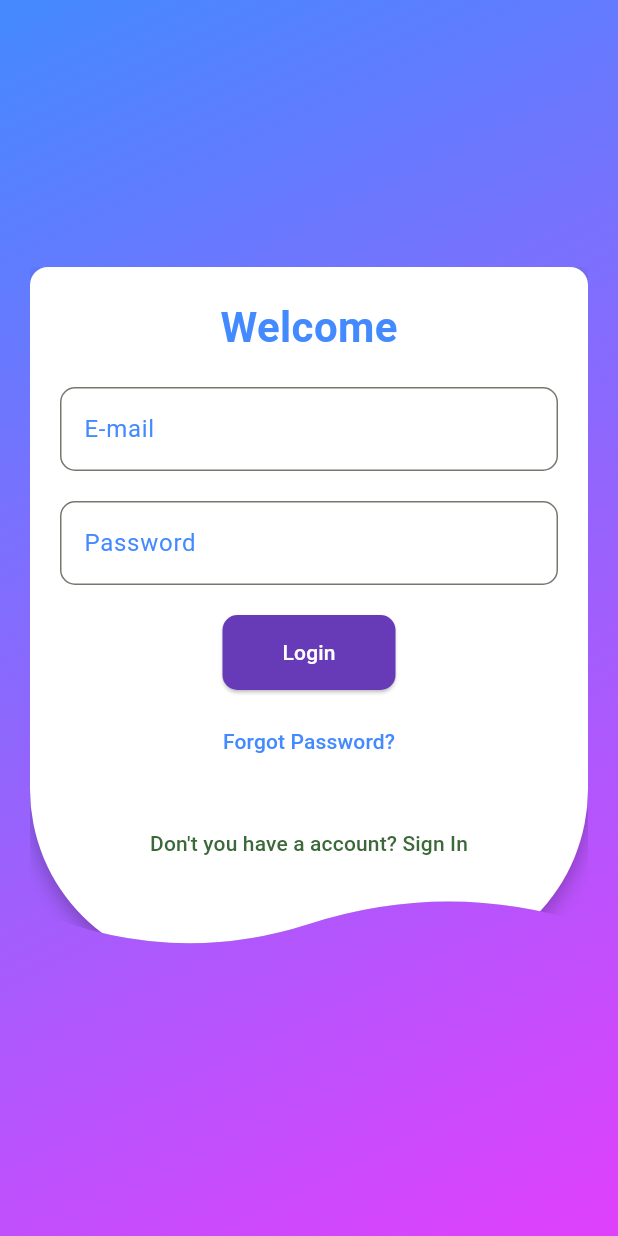
After one commit to duyguerogluu/login_ui, a Flutter app: the LoginThree screen opened directly, on a phone screen of 412 x 824 dp. The commit adds this screen. Run offline on Flutter 3.47's test engine with Material 3 defaults, Android fonts, the phone set to English and light mode, and no system bars; network calls fail.

Commit message:
added three and four

```diff
--- /dev/null
+++ b/lib/login_three.dart
@@ -0,0 +1,152 @@
+import 'package:flutter/material.dart';
+
+class LoginThree extends StatelessWidget {
+  const LoginThree({super.key});
+
+  @override
+  Widget build(BuildContext context) {
+    return Scaffold(
+      body: Stack(
+        children: [
+          Container(
+            decoration: const BoxDecoration(
+              gradient: LinearGradient(
+                colors: [Colors.blueAccent, Colors.purpleAccent],
+                begin: Alignment.topLeft,
+                end: Alignment.bottomRight,
+              ),
+            ),
+          ),
+          Center(
+            child: SingleChildScrollView(
+              padding: const EdgeInsets.all(20),
+              child: ClipPath(
+                clipper: WaveClipper(),
+                child: Container(
+                  decoration: const BoxDecoration(
+                    borderRadius: BorderRadius.only(
+                      topLeft: Radius.circular(12),
+                      topRight: Radius.circular(12),
+                      bottomLeft: Radius.circular(120),
+                      bottomRight: Radius.circular(120),
+                    ),
+                    gradient: LinearGradient(
+                      colors: [
+                        Colors.white,
+                        Color.fromRGBO(255, 255, 255, 1),
+                      ],
+                    ),
+                    boxShadow: [
+                      BoxShadow(
+                        color: Colors.black26,
+                        blurRadius: 10,
+                        offset: Offset(0, 5),
+                      ),
+                    ],
+                  ),
+                  padding: const EdgeInsets.all(20),
+                  child: Column(
+                    mainAxisSize: MainAxisSize.min,
+                    children: [
+                      const Text(
+                        'Welcome',
+                        style: TextStyle(
+                          fontSize: 28,
+                          fontWeight: FontWeight.bold,
+                          color: Colors.blueAccent,
+                        ),
+                      ),
+                      const SizedBox(height: 20),
+                      TextField(
+                        decoration: InputDecoration(
+                          labelText: 'E-mail',
+                          labelStyle: const TextStyle(color: Colors.blueAccent),
+                          border: OutlineInputBorder(
+                            borderRadius: BorderRadius.circular(10),
+                            borderSide:
+                                const BorderSide(color: Colors.blueAccent),
+                          ),
+                          focusedBorder: OutlineInputBorder(
+                            borderRadius: BorderRadius.circular(10),
+                            borderSide:
+                                const BorderSide(color: Colors.blueAccent),
+                          ),
+                        ),
+                      ),
+                      const SizedBox(height: 20),
+                      TextField(
+                        obscureText: true,
+                        decoration: InputDecoration(
+                          labelText: 'Password',
+                          labelStyle: const TextStyle(color: Colors.blueAccent),
+                          border: OutlineInputBorder(
+                            borderRadius: BorderRadius.circular(10),
+                            borderSide:
+                                const BorderSide(color: Colors.blueAccent),
+                          ),
+                          focusedBorder: OutlineInputBorder(
+                            borderRadius: BorderRadius.circular(10),
+                            borderSide:
+                                const BorderSide(color: Colors.blueAccent),
+                          ),
+                        ),
+                      ),
+                      const SizedBox(height: 20),
+                      ElevatedButton(
+                        onPressed: () {},
+                        style: ElevatedButton.styleFrom(
+                          padding: const EdgeInsets.symmetric(
+                              horizontal: 40, vertical: 15),
+                          shape: RoundedRectangleBorder(
+                            borderRadius: BorderRadius.circular(10),
+                          ),
+                          backgroundColor: Colors.deepPurple,
+                          foregroundColor: Colors.white,
+                        ),
+                        child: const Text('Login'),
+                      ),
+                      const SizedBox(height: 10),
+                      TextButton(
+                        onPressed: () {},
+                        child: const Text(
+                          'Forgot Password?',
+                          style: TextStyle(color: Colors.blueAccent),
+                        ),
+                      ),
+                      const SizedBox(height: 20),
+                      TextButton(
+                        onPressed: () {},
+                        child: const Text("Don't you have a account? Sign In"),
+                      ),
+                      const SizedBox(height: 40),
+                    ],
+                  ),
+                ),
+              ),
+            ),
+          ),
+        ],
+      ),
+    );
+  }
+}
+
+class WaveClipper extends CustomClipper<Path> {
+  @override
+  Path getClip(Size size) {
+    var path = Path();
+    path.lineTo(0, size.height - 40);
+    path.quadraticBezierTo(
+        size.width / 4, size.height, size.width / 2, size.height - 30);
+    path.quadraticBezierTo(
+        size.width * 3 / 4, size.height - 60, size.width, size.height - 30);
+    path.lineTo(size.width, 0);
+    path.close();
+    return path;
+  }
+
+  @override
+  bool shouldReclip(CustomClipper<Path> oldClipper) {
+    return true;
+  }
+}
--- a/lib/main.dart
+++ b/lib/main.dart
@@ -1,5 +1,7 @@
 import 'package:flutter/material.dart';
-import 'package:login_ui/login_screen.dart';
+import 'package:login_ui/login_four.dart';
+import 'package:login_ui/login_one.dart';
+import 'package:login_ui/login_three.dart';
 import 'package:login_ui/login_two.dart';
 
 void main() {
@@ -18,7 +20,7 @@ class MyApp extends StatelessWidget {
         colorScheme: ColorScheme.fromSeed(seedColor: Colors.green),
         useMaterial3: true,
       ),
-      home: const LoginTwo(),
+      home: const LoginFour(),
     );
   }
 }
```
Also changed, not shown: lib/login_four.dart (added, +105 -0 lines), lib/login_one.dart (renamed from lib/login_screen.dart, +4 -4 lines), lib/login_two.dart (+5 -3 lines).
